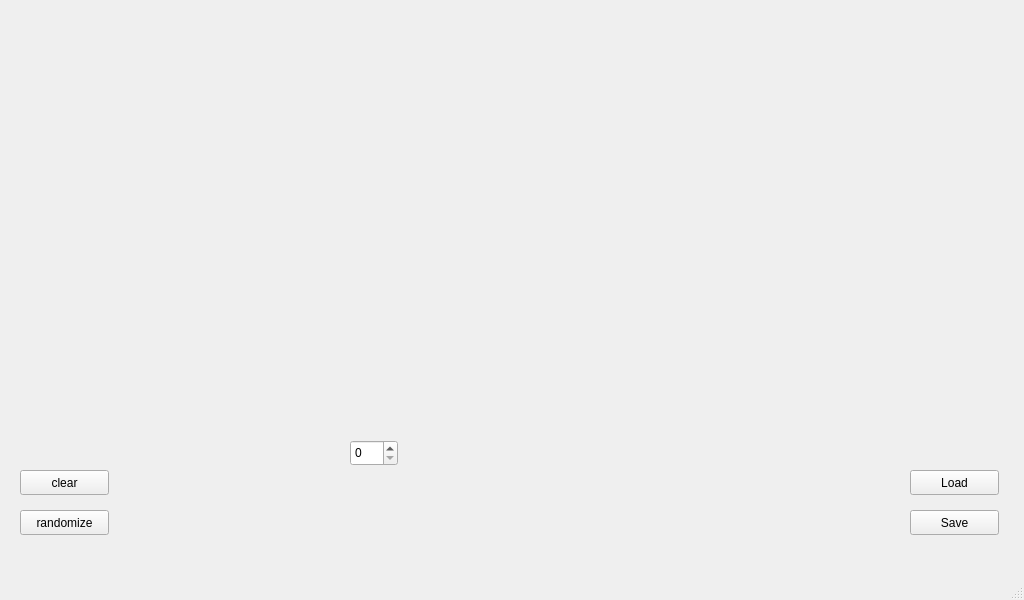
This is dialog.ui in wiihoffmann/indenter-control-panel as Qt 5 draws it before an edit. The edited form follows.
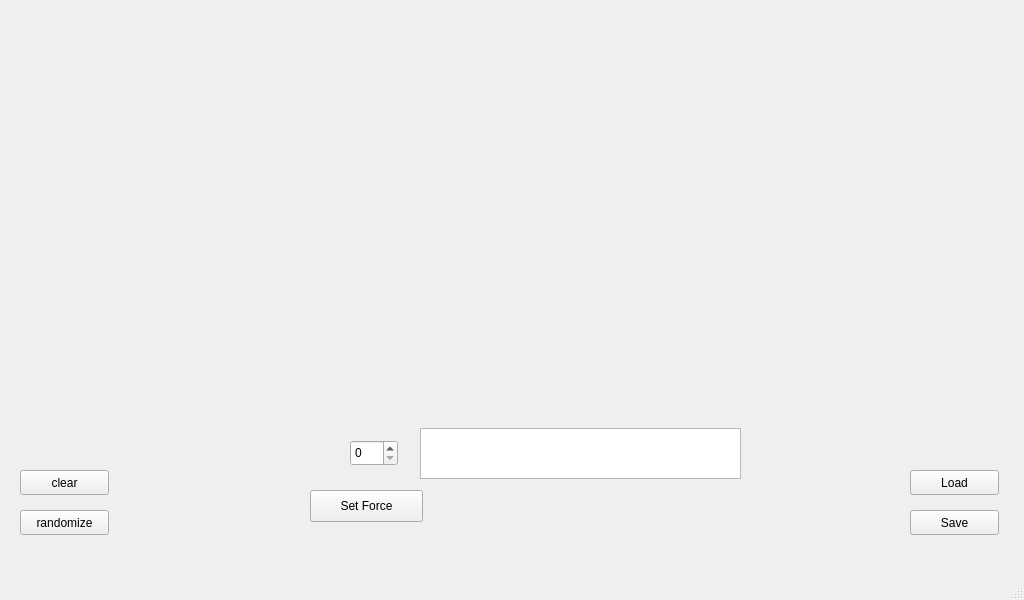
This is the edited form. Custom widgets are drawn as their Qt base class.

Commit message: modified ui, added basic i/o

What changed in the file:
```diff
--- a/dialog.ui
+++ b/dialog.ui
@@ -86,6 +86,29 @@
      </rect>
     </property>
    </widget>
+   <widget class="QTextEdit" name="forceTextEdit">
+    <property name="geometry">
+     <rect>
+      <x>420</x>
+      <y>428</y>
+      <width>321</width>
+      <height>51</height>
+     </rect>
+    </property>
+   </widget>
+   <widget class="QPushButton" name="setButton">
+    <property name="geometry">
+     <rect>
+      <x>310</x>
+      <y>490</y>
+      <width>113</width>
+      <height>32</height>
+     </rect>
+    </property>
+    <property name="text">
+     <string>Set Force</string>
+    </property>
+   </widget>
   </widget>
   <widget class="QStatusBar" name="statusbar"/>
   <widget class="QMenuBar" name="menuBar">
```
The commit also changes 4 other files.
